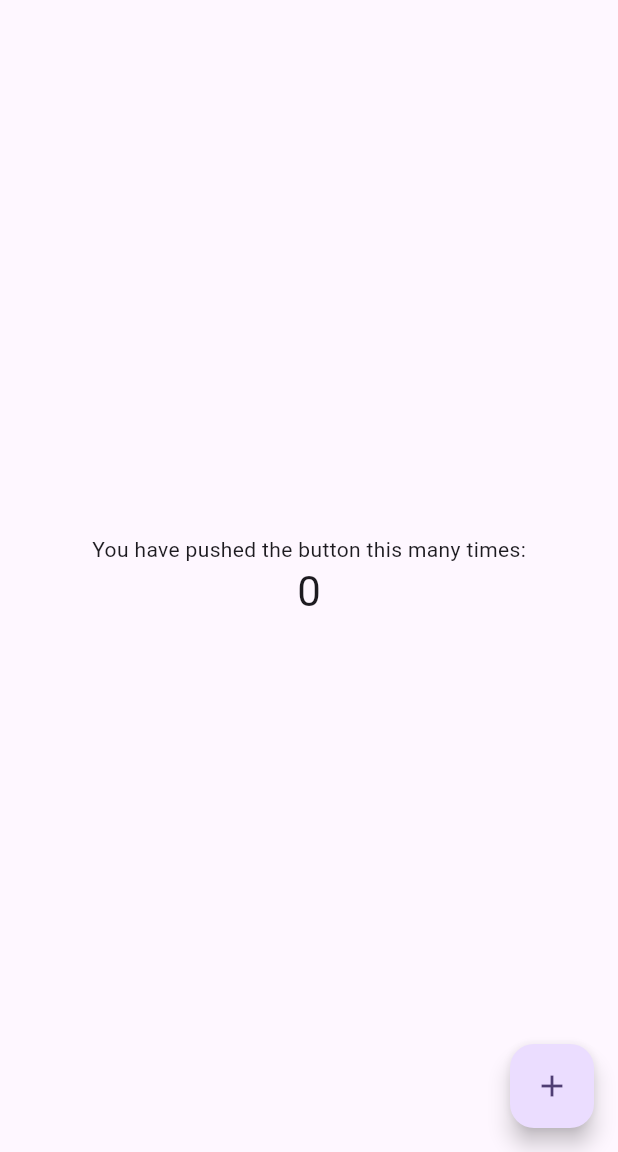
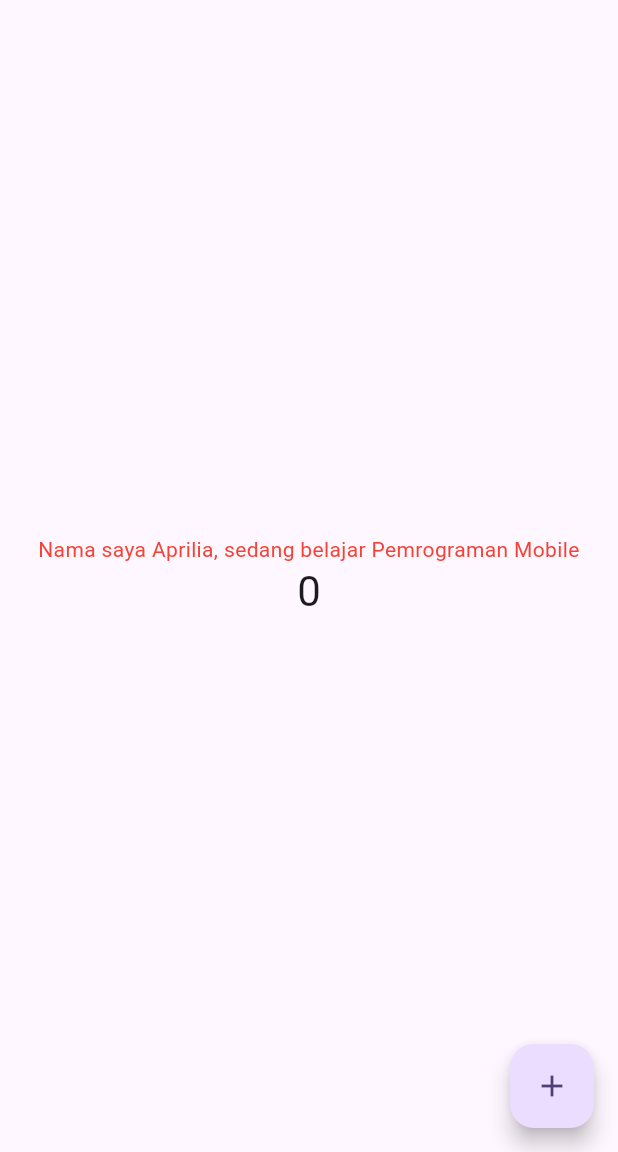
Before and after one commit to apriliaputri04/flutter-fundamental-part1, a Flutter app: the screen it shows after launch, on a phone screen of 412 x 824 dp, the part 84-1236 px from its top. Run offline on Flutter 3.47's test engine with Material 3 defaults, Android fonts, the phone set to English and light mode, and no system bars.

Commit message:
Pratikum 4 : Text Widget

```diff
--- /dev/null
+++ b/lib/basic_widgets/text_widget.dart
@@ -0,0 +1,13 @@
+import 'package:flutter/material.dart';
+
+class MyTextWidget extends StatelessWidget {
+  const MyTextWidget({Key? key}) : super(key: key);
+
+  @override
+  Widget build(BuildContext context) {
+    return const Text(
+      "Nama saya Aprilia, sedang belajar Pemrograman Mobile",
+      style: TextStyle(color: Colors.red, fontSize: 14),
+      textAlign: TextAlign.center);
+  }
+}
--- a/lib/main.dart
+++ b/lib/main.dart
@@ -1,4 +1,5 @@
 import 'package:flutter/material.dart';
+import 'basic_widgets/text_widget.dart'; //tambahkan untuk menuju ke file text_widget.dart
 
 void main() {
   runApp(const MyApp());
@@ -104,7 +105,7 @@ class _MyHomePageState extends State<MyHomePage> {
           // wireframe for each widget.
           mainAxisAlignment: MainAxisAlignment.center,
           children: <Widget>[
-            const Text('You have pushed the button this many times:'),
+            const MyTextWidget(), //panggil widget text
             Text(
               '$_counter',
               style: Theme.of(context).textTheme.headlineMedium,
```
Also changed, not shown: images/01.png (added), 1 other file.
